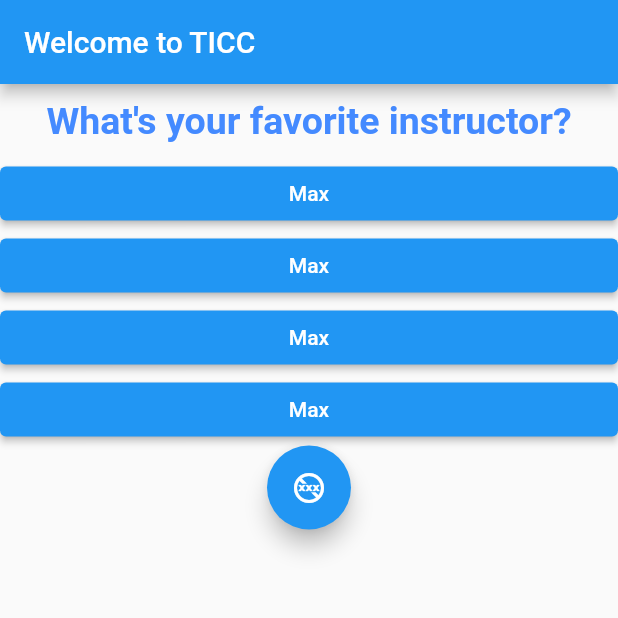
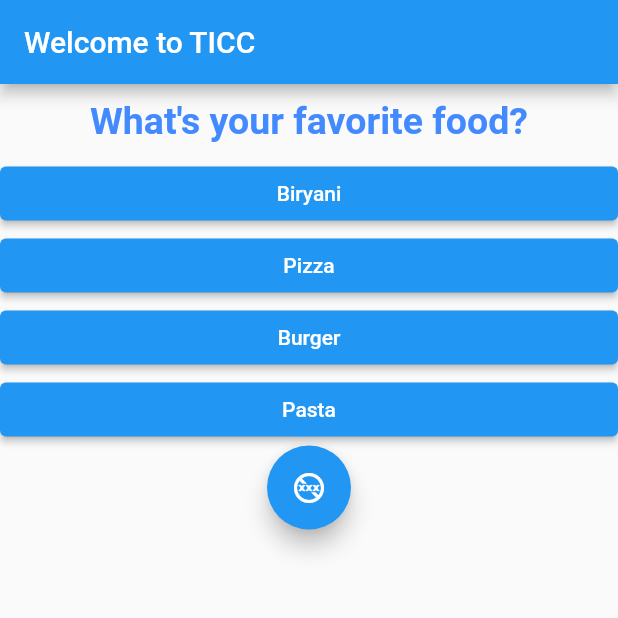
Before and after one commit to Ikshan-Tango/Flutter_Basics, a Flutter app: the screen it shows after launch, after a tap on "yes", after a tap on "Black", after a tap on "Snake", on a phone screen of 412 x 824 dp, the top half of it. Run offline on Flutter 3.47's test engine with Material 2 defaults, Android fonts, the phone set to English and light mode, and no system bars.

Commit message:
basic flutter app done

```diff
--- a/lib/answer.dart
+++ b/lib/answer.dart
@@ -2,7 +2,7 @@ import 'package:flutter/material.dart';
 
 class Answer extends StatelessWidget {
   final VoidCallback selectHandler;
-  String answerText;
+  final String answerText;
 
   Answer(this.selectHandler, this.answerText);
 
--- a/lib/main.dart
+++ b/lib/main.dart
@@ -20,8 +20,10 @@ class MyApp extends StatefulWidget {
 //adding _ before any variable or class name makes it a private scope thereby restraining its changablity from outside other places
 class _MyAppState extends State<MyApp> {
   var _questionidx = 0;
+  int _totalScore = 0;
 
-  void _answerQuestion() {
+  void _answerQuestion(int toAddScore) {
+    _totalScore += toAddScore;
     setState(() {
       //it calls the build function again to re render the application
       //add the code which ever needs to change its state or re-render the app whenever a local state is changed
@@ -42,19 +44,39 @@ class _MyAppState extends State<MyApp> {
   var _questions = [
     {
       'questionText': 'Do you think mental health is important for one?',
-      'answers': ['yes', 'no', 'Of course yes', 'absolutely NO'],
+      'answers': [
+        {'text': 'yes', 'score': 5},
+        {'text': 'no', 'score': -5},
+        {'text': 'Of course yes', 'score': 10},
+        {'text': 'Of course NO', 'score': -10}
+      ],
     },
     {
       'questionText': 'What\'s your favorite color?',
-      'answers': ['Black', 'Red', 'Green', 'White'],
+      'answers': [
+        {'text': 'Black', 'score': 5},
+        {'text': 'Red', 'score': 10},
+        {'text': 'Green', 'score': 15},
+        {'text': 'White', 'score': 20}
+      ],
     },
     {
       'questionText': 'What\'s your favorite animal?',
-      'answers': ['Rabbit', 'Snake', 'Elephant', 'Lion'],
+      'answers': [
+        {'text': 'Rabbit', 'score': 5},
+        {'text': 'Snake', 'score': 10},
+        {'text': 'Elephant', 'score': 15},
+        {'text': 'Lion', 'score': 20}
+      ],
     },
     {
-      'questionText': 'What\'s your favorite instructor?',
-      'answers': ['Max', 'Max', 'Max', 'Max'],
+      'questionText': 'What\'s your favorite food?',
+      'answers': [
+        {'text': 'Biryani', 'score': 5},
+        {'text': 'Pizza', 'score': 10},
+        {'text': 'Burger', 'score': 15},
+        {'text': 'Pasta', 'score': 20}
+      ],
     }
   ];
 
@@ -76,7 +98,7 @@ class _MyAppState extends State<MyApp> {
                   goBackQuestion: _goBackQuestion,
                   questionidx: _questionidx,
                 )
-              : Result()),
+              : Result(_totalScore)),
     );
   }
 }
--- a/lib/quiz.dart
+++ b/lib/quiz.dart
@@ -7,17 +7,18 @@ import './question.dart';
 import './answer.dart';
 
 class Quiz extends StatelessWidget {
-  final VoidCallback answerQuestion;
+  final Function answerQuestion;
   final int questionidx;
   final VoidCallback goBackQuestion;
 
   final List<Map<String, Object>> questions;
 
-  Quiz(
-      {required this.questions,
-      required this.answerQuestion,
-      required this.goBackQuestion,
-      required this.questionidx});
+  Quiz({
+    required this.questions,
+    required this.answerQuestion,
+    required this.goBackQuestion,
+    required this.questionidx,
+  });
 
   @override
   Widget build(BuildContext context) {
@@ -30,8 +31,12 @@ class Quiz extends StatelessWidget {
         //every answer depends on the question, therefor answer widget depends on question and main.dart (for updating index) as well
 
         //what we are doing here is that in children, there comes widgets which are in a list, and in a list we are adding another list because map function needs that, by adding ... we are defragmenting the inner lists to separate alag alag widgets
-        ...(questions[questionidx]['answers'] as List<String>).map((answer) {
-          return Answer(answerQuestion, answer);
+        ...(questions[questionidx]['answers'] as List<Map<String, Object>>)
+            .map((answer) {
+          return Answer(
+              () => answerQuestion(answer['score']),
+              answer['text']
+                  .toString()); //my answer question function takes in arguements hence we need to call a ()=> function here which takes no arguments
         }).toList(),
 
         //to go backward
--- a/lib/result.dart
+++ b/lib/result.dart
@@ -4,12 +4,21 @@ import 'package:flutter/src/widgets/placeholder.dart';
 import 'package:flutter/widgets.dart';
 
 class Result extends StatelessWidget {
-  const Result({super.key});
+  final int totalScore;
+  const Result(this.totalScore);
 
   @override
   Widget build(BuildContext context) {
     return Center(
-      child: Text("Yayy, congo!"),
+      child: Column(
+        children: [
+          Text(
+            "Yayy, congo! your score is $totalScore",
+            style: TextStyle(fontSize: 36, fontWeight: FontWeight.bold),
+            textAlign: TextAlign.center,
+          ),
+        ],
+      ),
     );
   }
 }
```
